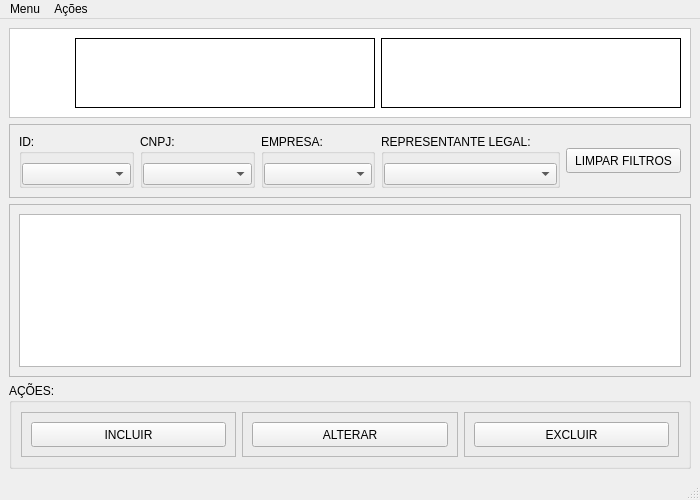
Qt form cofre.ui (GmacieiraFibra/python_fibra_cadastro_cofres) before a commit.
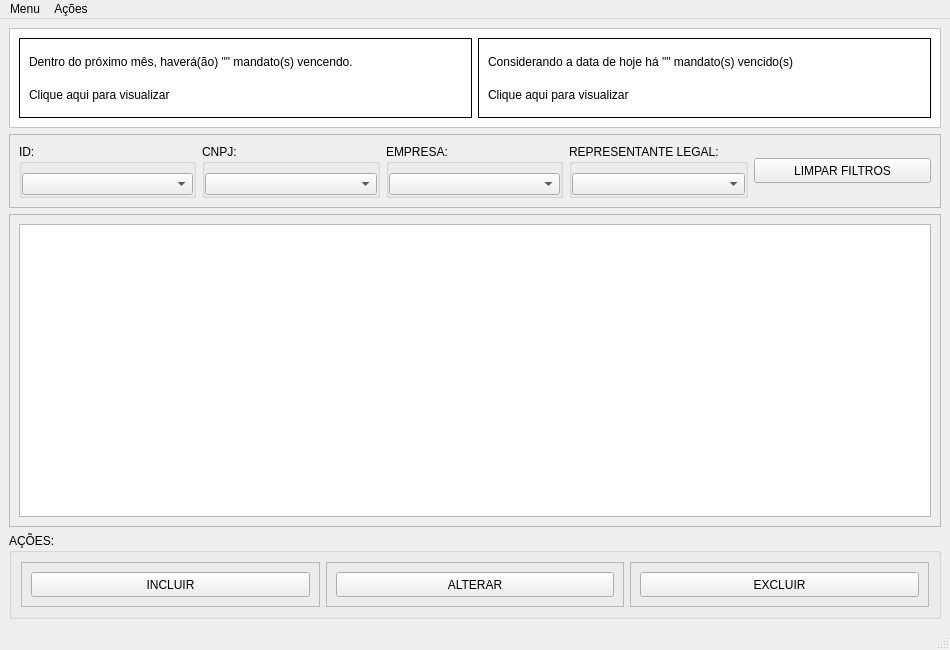
The same form after that commit. Icons and pictures are not drawn.

Commit message: Criação de telas python

Patch:
```diff
--- a/cofre.ui
+++ b/cofre.ui
@@ -6,14 +6,14 @@
    <rect>
     <x>0</x>
     <y>0</y>
-    <width>700</width>
-    <height>500</height>
+    <width>950</width>
+    <height>650</height>
    </rect>
   </property>
   <property name="minimumSize">
    <size>
-    <width>700</width>
-    <height>500</height>
+    <width>950</width>
+    <height>650</height>
    </size>
   </property>
   <property name="windowTitle">
@@ -27,6 +27,12 @@
    <layout class="QVBoxLayout" name="verticalLayout">
     <item>
      <widget class="QFrame" name="frame_header">
+      <property name="minimumSize">
+       <size>
+        <width>0</width>
+        <height>100</height>
+       </size>
+      </property>
       <property name="styleSheet">
        <string notr="true">background-color: rgb(255, 255, 255);</string>
       </property>
@@ -37,51 +43,33 @@
        <enum>QFrame::Raised</enum>
       </property>
       <layout class="QHBoxLayout" name="horizontalLayout_2">
-       <item>
-        <widget class="QFrame" name="frame_logo">
-         <property name="minimumSize">
-          <size>
-           <width>50</width>
-           <height>70</height>
-          </size>
-         </property>
-         <property name="maximumSize">
-          <size>
-           <width>50</width>
-           <height>70</height>
-          </size>
-         </property>
-         <property name="font">
-          <font>
-           <stylestrategy>PreferDefault</stylestrategy>
-          </font>
-         </property>
-         <property name="cursor">
-          <cursorShape>ArrowCursor</cursorShape>
-         </property>
-         <property name="autoFillBackground">
-          <bool>false</bool>
-         </property>
-         <property name="styleSheet">
-          <string notr="true">image: url(:/Logo/logo_fibra.png);
-</string>
-         </property>
-         <property name="frameShape">
-          <enum>QFrame::NoFrame</enum>
-         </property>
-         <property name="frameShadow">
-          <enum>QFrame::Raised</enum>
-         </property>
-        </widget>
-       </item>
        <item>
         <widget class="QFrame" name="frame_avencer">
+         <property name="styleSheet">
+          <string notr="true"/>
+         </property>
          <property name="frameShape">
           <enum>QFrame::Box</enum>
          </property>
          <property name="frameShadow">
           <enum>QFrame::Plain</enum>
          </property>
+         <layout class="QVBoxLayout" name="verticalLayout_2">
+          <item>
+           <widget class="QLabel" name="label">
+            <property name="text">
+             <string>Dentro do próximo mês, haverá(ão) &quot;&quot; mandato(s) vencendo.</string>
+            </property>
+           </widget>
+          </item>
+          <item>
+           <widget class="QLabel" name="label_3">
+            <property name="text">
+             <string>Clique aqui para visualizar</string>
+            </property>
+           </widget>
+          </item>
+         </layout>
         </widget>
        </item>
        <item>
@@ -92,6 +80,22 @@
          <property name="frameShadow">
           <enum>QFrame::Plain</enum>
          </property>
+         <layout class="QVBoxLayout" name="verticalLayout_3">
+          <item>
+           <widget class="QLabel" name="label_2">
+            <property name="text">
+             <string>Considerando a data de hoje há &quot;&quot; mandato(s) vencido(s)</string>
+            </property>
+           </widget>
+          </item>
+          <item>
+           <widget class="QLabel" name="label_4">
+            <property name="text">
+             <string>Clique aqui para visualizar</string>
+            </property>
+           </widget>
+          </item>
+         </layout>
         </widget>
        </item>
       </layout>
@@ -341,7 +345,7 @@
     <rect>
      <x>0</x>
      <y>0</y>
-     <width>700</width>
+     <width>950</width>
      <height>18</height>
     </rect>
    </property>
```
The commit also changes 4 other files.
